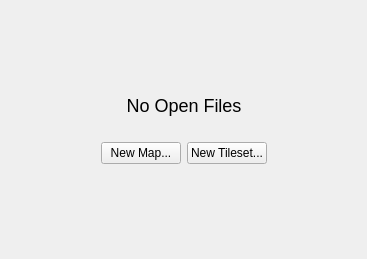
First picture: the form in src/tiled/noeditorwidget.ui, repository mapeditor/tiled, before the edit.
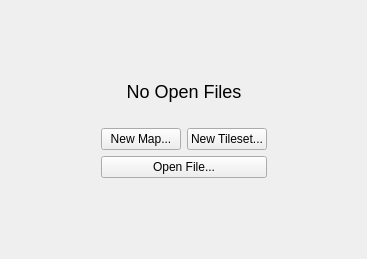
Second picture: the form after the edit.

Commit message: Open file button added when no file opened  (#1818)

Patch:
```diff
--- a/src/tiled/noeditorwidget.ui
+++ b/src/tiled/noeditorwidget.ui
@@ -83,6 +83,17 @@
        </item>
       </layout>
      </item>
+     <item>
+      <layout class="QVBoxLayout" name="verticalLayout_4">
+       <item>
+        <widget class="QPushButton" name="openFileButton">
+         <property name="text">
+          <string>Open File...</string>
+         </property>
+        </widget>
+       </item>
+      </layout>
+     </item>
     </layout>
    </item>
    <item row="1" column="2">
```
Left out of the diff: 56 changed lines with no effect on the pictures. The commit also changes 2 other files.
